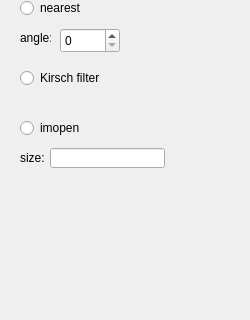
Above: optionsview.ui from EwelinaD/Image-processing before the change; both pictures show x 0 to 250 and y 92 to 412 of the 250 by 590 pixel window. Below: the same form after it.
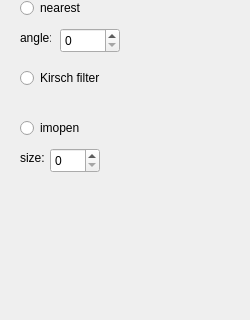
That is the form after the change.

Diff of the .ui file:
```diff
--- a/optionsview.ui
+++ b/optionsview.ui
@@ -123,16 +123,6 @@
     <string>imopen</string>
    </property>
   </widget>
-  <widget class="QLineEdit" name="sizeEdit">
-   <property name="geometry">
-    <rect>
-     <x>50</x>
-     <y>240</y>
-     <width>115</width>
-     <height>20</height>
-    </rect>
-   </property>
-  </widget>
   <widget class="QLabel" name="sizeLabel">
    <property name="geometry">
     <rect>
@@ -152,6 +142,19 @@
      <x>60</x>
      <y>120</y>
      <width>60</width>
+     <height>25</height>
+    </rect>
+   </property>
+   <property name="maximum">
+    <number>360</number>
+   </property>
+  </widget>
+  <widget class="QSpinBox" name="sizeSpinBox">
+   <property name="geometry">
+    <rect>
+     <x>50</x>
+     <y>240</y>
+     <width>50</width>
      <height>25</height>
     </rect>
    </property>
```
